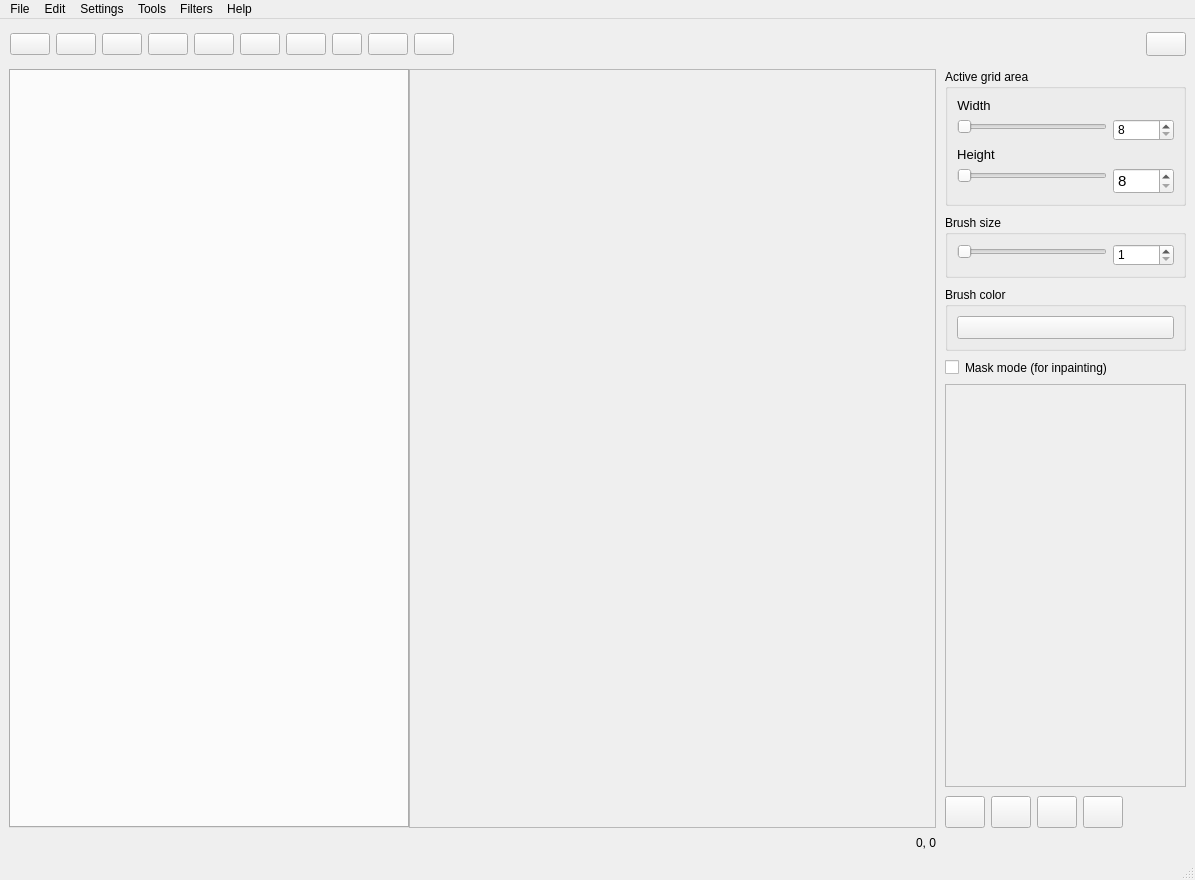
Capsize-Games/airunner, file src/airunner/pyqt/main_window.ui: the form before one commit.
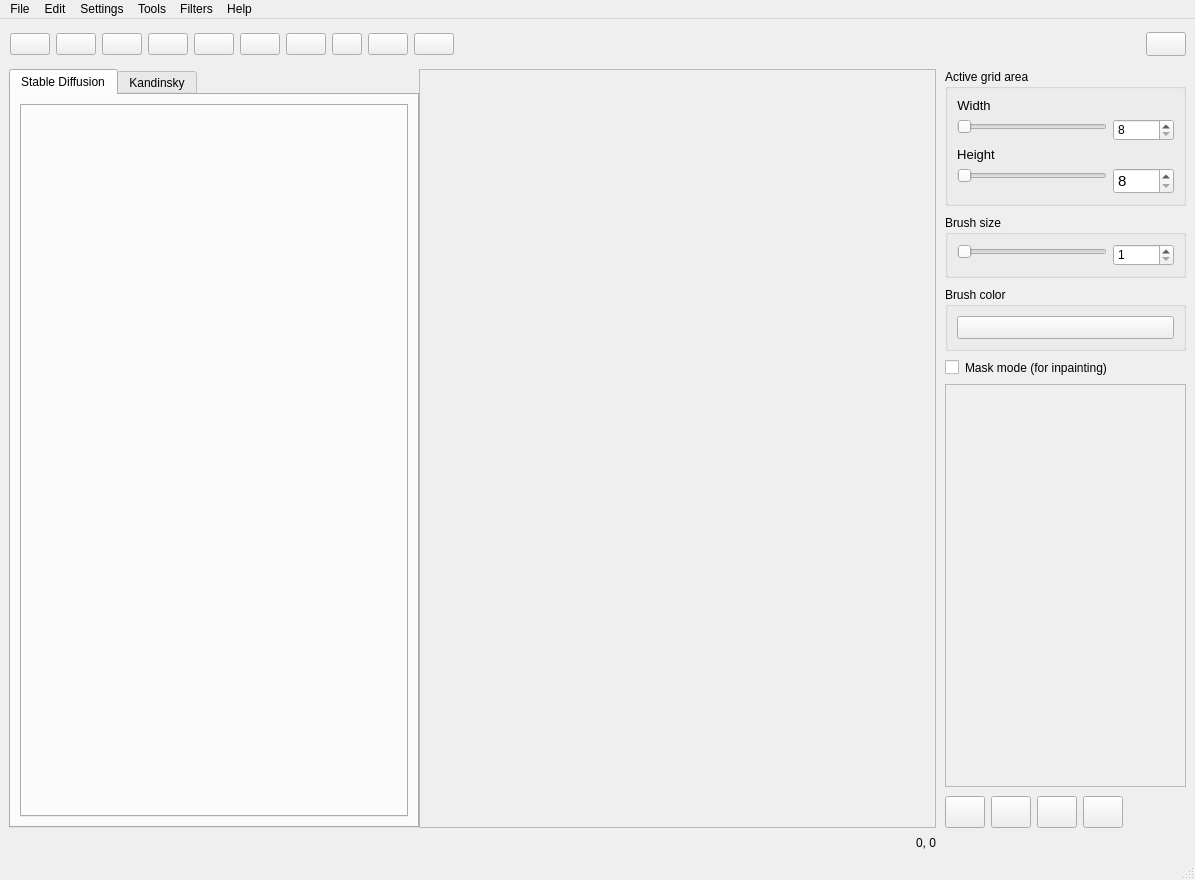
The form after the commit. Icons and pictures are not drawn.

Commit message:
better handling of kandinsky
- separate tab for kandinsky
- separate settings stored for kandinsky
- separate model section for kandinsky

```diff
--- a/src/airunner/pyqt/main_window.ui
+++ b/src/airunner/pyqt/main_window.ui
@@ -62,7 +62,7 @@
       </property>
       <property name="minimumSize">
        <size>
-        <width>400</width>
+        <width>410</width>
         <height>0</height>
        </size>
       </property>
@@ -79,7 +79,7 @@
        <string notr="true"/>
       </property>
       <property name="tabPosition">
-       <enum>QTabWidget::West</enum>
+       <enum>QTabWidget::North</enum>
       </property>
       <property name="tabShape">
        <enum>QTabWidget::Rounded</enum>
@@ -97,11 +97,45 @@
        <bool>false</bool>
       </property>
       <property name="movable">
-       <bool>true</bool>
+       <bool>false</bool>
       </property>
       <property name="tabBarAutoHide">
        <bool>false</bool>
       </property>
+      <widget class="QWidget" name="tab">
+       <attribute name="title">
+        <string>Stable Diffusion</string>
+       </attribute>
+       <layout class="QGridLayout" name="gridLayout_4">
+        <item row="0" column="0">
+         <widget class="QTabWidget" name="stableDiffusionTabWidget">
+          <property name="tabPosition">
+           <enum>QTabWidget::West</enum>
+          </property>
+          <property name="movable">
+           <bool>true</bool>
+          </property>
+         </widget>
+        </item>
+       </layout>
+      </widget>
+      <widget class="QWidget" name="tab_2">
+       <attribute name="title">
+        <string>Kandinsky</string>
+       </attribute>
+       <layout class="QGridLayout" name="gridLayout_5">
+        <item row="0" column="0">
+         <widget class="QTabWidget" name="kandinskyTabWidget">
+          <property name="tabPosition">
+           <enum>QTabWidget::West</enum>
+          </property>
+          <property name="currentIndex">
+           <number>-1</number>
+          </property>
+         </widget>
+        </item>
+       </layout>
+      </widget>
      </widget>
     </item>
     <item row="3" column="2">
```
Left out of the diff: 4 changed lines with no effect on the pictures. The commit also changes 9 other files.
